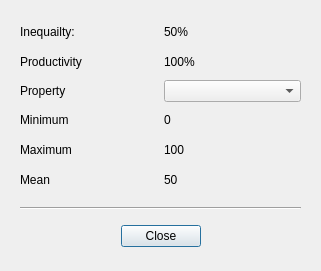
The window that statsdialog.ui (Obson/MicroSim-GUI) describes before a commit, drawn with Qt 5.
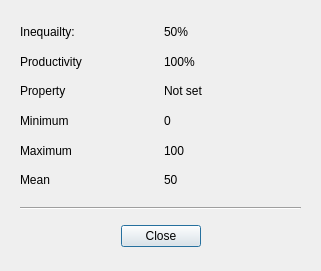
The same window after the commit.

```diff
--- a/statsdialog.ui
+++ b/statsdialog.ui
@@ -45,7 +45,7 @@
     <enum>Qt::Horizontal</enum>
    </property>
   </widget>
-  <widget class="QWidget" name="">
+  <widget class="QWidget" name="layoutWidget">
    <property name="geometry">
     <rect>
      <x>20</x>
@@ -83,9 +83,6 @@
       </property>
      </widget>
     </item>
-    <item row="2" column="1">
-     <widget class="QComboBox" name="comboBox"/>
-    </item>
     <item row="1" column="1">
      <widget class="QLabel" name="label_4">
       <property name="text">
@@ -135,6 +132,13 @@
       </property>
      </widget>
     </item>
+    <item row="2" column="1">
+     <widget class="QLabel" name="labProperty">
+      <property name="text">
+       <string>Not set</string>
+      </property>
+     </widget>
+    </item>
    </layout>
   </widget>
  </widget>
```
Left out of the diff: 10 changed lines with no effect on the pictures.
